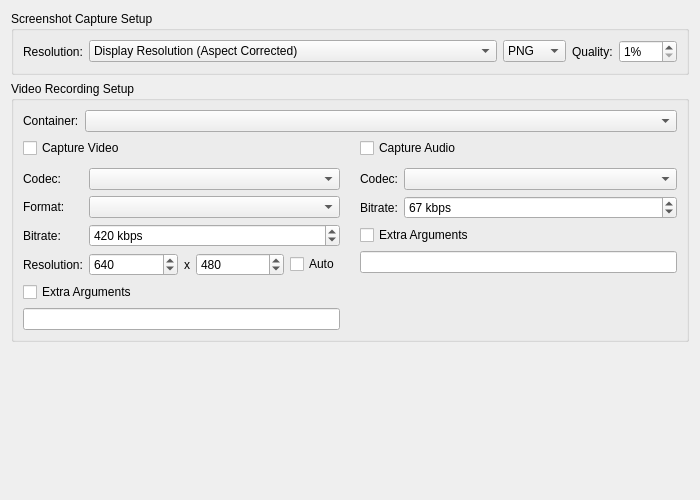
SgtBilko76/ARMSX2-Quest, file pcsx2-qt/Settings/GraphicsMediaCaptureSettingsTab.ui: the form before one commit.
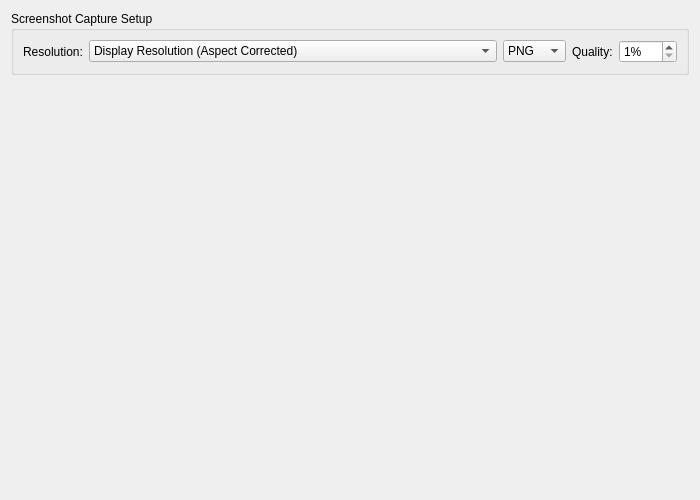
The form after the commit.

Commit message: GS: remove video capture, and with it the ffmpeg dependency

Diff of the .ui file:
```diff
--- a/pcsx2-qt/Settings/GraphicsMediaCaptureSettingsTab.ui
+++ b/pcsx2-qt/Settings/GraphicsMediaCaptureSettingsTab.ui
@@ -104,271 +104,6 @@
      </layout>
     </widget>
    </item>
-   <item>
-    <widget class="QGroupBox" name="captureTabGroupBox">
-     <property name="statusTip">
-      <string>capture</string>
-     </property>
-     <property name="title">
-      <string>Video Recording Setup</string>
-     </property>
-     <layout class="QFormLayout" name="captureTabGroupBoxLayout">
-      <item row="0" column="0">
-       <widget class="QLabel" name="captureContainerLabel">
-        <property name="text">
-         <string>Container:</string>
-        </property>
-        <property name="buddy">
-         <cstring>captureContainer</cstring>
-        </property>
-       </widget>
-      </item>
-      <item row="0" column="1">
-       <widget class="QComboBox" name="captureContainer"/>
-      </item>
-      <item row="1" column="0" colspan="2">
-       <layout class="QGridLayout" name="captureOptionLayout" columnstretch="1,1">
-        <property name="horizontalSpacing">
-         <number>20</number>
-        </property>
-        <property name="verticalSpacing">
-         <number>10</number>
-        </property>
-        <item row="1" column="1">
-         <widget class="QWidget" name="audioCaptureOptions" native="true">
-          <layout class="QFormLayout" name="formLayout_10">
-           <property name="leftMargin">
-            <number>0</number>
-           </property>
-           <property name="topMargin">
-            <number>0</number>
-           </property>
-           <property name="rightMargin">
-            <number>0</number>
-           </property>
-           <property name="bottomMargin">
-            <number>0</number>
-           </property>
-           <item row="0" column="0">
-            <widget class="QLabel" name="audioCaptureCodecLabel">
-             <property name="text">
-              <string>Codec:</string>
-             </property>
-             <property name="buddy">
-              <cstring>audioCaptureCodec</cstring>
-             </property>
-            </widget>
-           </item>
-           <item row="0" column="1">
-            <widget class="QComboBox" name="audioCaptureCodec"/>
-           </item>
-           <item row="1" column="0">
-            <widget class="QLabel" name="audioCaptureBitrateLabel">
-             <property name="text">
-              <string>Bitrate:</string>
-             </property>
-             <property name="buddy">
-              <cstring>audioCaptureBitrate</cstring>
-             </property>
-            </widget>
-           </item>
-           <item row="1" column="1">
-            <widget class="QSpinBox" name="audioCaptureBitrate">
-             <property name="suffix">
-              <string> kbps</string>
-             </property>
-             <property name="minimum">
-              <number>16</number>
-             </property>
-             <property name="maximum">
-              <number>2048</number>
-             </property>
-             <property name="singleStep">
-              <number>1</number>
-             </property>
-             <property name="value">
-              <number>67</number>
-             </property>
-            </widget>
-           </item>
-           <item row="2" column="0" colspan="2">
-            <widget class="QCheckBox" name="enableAudioCaptureArguments">
-             <property name="text">
-              <string>Extra Arguments</string>
-             </property>
-            </widget>
-           </item>
-           <item row="3" column="0" colspan="2">
-            <widget class="QLineEdit" name="audioCaptureArguments"/>
-           </item>
-          </layout>
-         </widget>
-        </item>
-        <item row="0" column="1">
-         <widget class="QCheckBox" name="enableAudioCapture">
-          <property name="text">
-           <string>Capture Audio</string>
-          </property>
-         </widget>
-        </item>
-        <item row="1" column="0">
-         <widget class="QWidget" name="videoCaptureOptions" native="true">
-          <layout class="QFormLayout" name="formLayout_6">
-           <property name="leftMargin">
-            <number>0</number>
-           </property>
-           <property name="topMargin">
-            <number>0</number>
-           </property>
-           <property name="rightMargin">
-            <number>0</number>
-           </property>
-           <property name="bottomMargin">
-            <number>0</number>
-           </property>
-           <item row="0" column="0">
-            <widget class="QLabel" name="videoCaptureCodecLabel">
-             <property name="text">
-              <string>Codec:</string>
-             </property>
-             <property name="buddy">
-              <cstring>videoCaptureCodec</cstring>
-             </property>
-            </widget>
-           </item>
-           <item row="0" column="1">
-            <widget class="QComboBox" name="videoCaptureCodec"/>
-           </item>
-           <item row="1" column="0">
-            <widget class="QLabel" name="videoCaptureFomatLabel">
-             <property name="text">
-              <string>Format:</string>
-             </property>
-             <property name="buddy">
-              <cstring>videoCaptureFormat</cstring>
-             </property>
-            </widget>
-           </item>
-           <item row="1" column="1">
-            <widget class="QComboBox" name="videoCaptureFormat"/>
-           </item>
-           <item row="2" column="0">
-            <widget class="QLabel" name="videoCaptureBitrateLabel">
-             <property name="text">
-              <string>Bitrate:</string>
-             </property>
-             <property name="buddy">
-              <cstring>videoCaptureBitrate</cstring>
-             </property>
-            </widget>
-           </item>
-           <item row="2" column="1">
-            <widget class="QSpinBox" name="videoCaptureBitrate">
-             <property name="suffix">
-              <string extracomment="Unit that will appear next to a number. Alter the space or whatever is needed before the text depending on your language."> kbps</string>
-             </property>
-             <property name="minimum">
-              <number>100</number>
-             </property>
-             <property name="maximum">
-              <number>200000</number>
-             </property>
-             <property name="singleStep">
-              <number>100</number>
-             </property>
-             <property name="value">
-              <number>420</number>
-             </property>
-            </widget>
-           </item>
-           <item row="3" column="0">
-            <widget class="QLabel" name="videoCaptureResolutionLabel">
-             <property name="text">
-              <string>Resolution:</string>
-             </property>
-             <property name="buddy">
-              <cstring>videoCaptureWidth</cstring>
-             </property>
-            </widget>
-           </item>
-           <item row="3" column="1">
-            <layout class="QHBoxLayout" name="videoCaptureResolutionLayout" stretch="1,0,1,0">
-             <item>
-              <widget class="QSpinBox" name="videoCaptureWidth">
-               <property name="minimum">
-                <number>320</number>
-               </property>
-               <property name="maximum">
-                <number>32768</number>
-               </property>
-               <property name="singleStep">
-                <number>16</number>
-               </property>
-               <property name="value">
-                <number>640</number>
-               </property>
-              </widget>
-             </item>
-             <item>
-              <widget class="QLabel" name="xLabel">
-               <property name="text">
-                <string>x</string>
-               </property>
-               <property name="buddy">
-                <cstring>videoCaptureHeight</cstring>
-               </property>
-              </widget>
-             </item>
-             <item>
-              <widget class="QSpinBox" name="videoCaptureHeight">
-               <property name="minimum">
-                <number>240</number>
-               </property>
-               <property name="maximum">
-                <number>32768</number>
-               </property>
-               <property name="singleStep">
-                <number>16</number>
-               </property>
-               <property name="value">
-                <number>480</number>
-               </property>
-              </widget>
-             </item>
-             <item>
-              <widget class="QCheckBox" name="videoCaptureResolutionAuto">
-               <property name="text">
-                <string>Auto</string>
-               </property>
-              </widget>
-             </item>
-            </layout>
-           </item>
-           <item row="4" column="0" colspan="2">
-            <widget class="QCheckBox" name="enableVideoCaptureArguments">
-             <property name="text">
-              <string>Extra Arguments</string>
-             </property>
-            </widget>
-           </item>
-           <item row="5" column="0" colspan="2">
-            <widget class="QLineEdit" name="videoCaptureArguments"/>
-           </item>
-          </layout>
-         </widget>
-        </item>
-        <item row="0" column="0">
-         <widget class="QCheckBox" name="enableVideoCapture">
-          <property name="text">
-           <string>Capture Video</string>
-          </property>
-         </widget>
-        </item>
-       </layout>
-      </item>
-     </layout>
-    </widget>
-   </item>
    <item>
     <spacer name="verticalSpacer">
      <property name="orientation">
```
Left out of the diff: 15 changed lines with no effect on the pictures. The commit also changes 187 other files.
